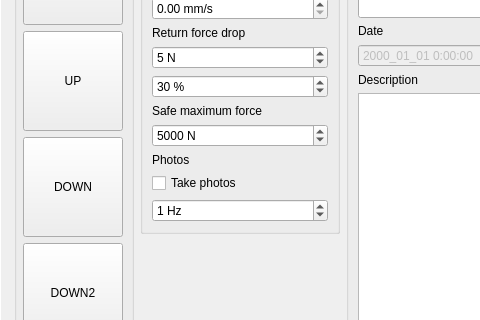
Before: the Qt Designer form src/main/resources/base/design.ui in OndrejPistora/thymos-loader, drawn with Qt 5; both pictures show x 127 to 607 and y 179 to 499 of the 898 by 754 pixel window.
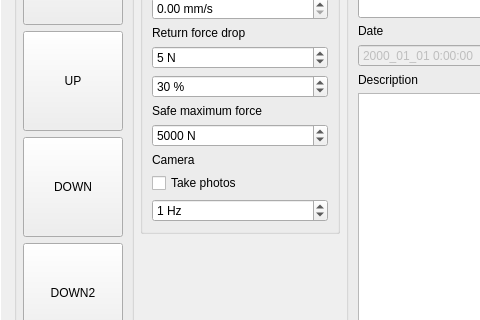
After: the same form once the commit is applied. Custom widgets are drawn as their Qt base class.

Commit message: todo send command to start taking photos

The edit to the form file:
```diff
--- a/src/main/resources/base/design.ui
+++ b/src/main/resources/base/design.ui
@@ -1167,7 +1167,7 @@
                     <string>&lt;html&gt;&lt;head/&gt;&lt;body&gt;&lt;p&gt;A camera can be connected to the main board via a jack-jack cable. The loading machine will trigger the camera to take photos during an experiment. &lt;/p&gt;&lt;/body&gt;&lt;/html&gt;</string>
                    </property>
                    <property name="text">
-                    <string>Photos</string>
+                    <string>Camera</string>
                    </property>
                   </widget>
                  </item>
```
The commit also changes 1 other file.
